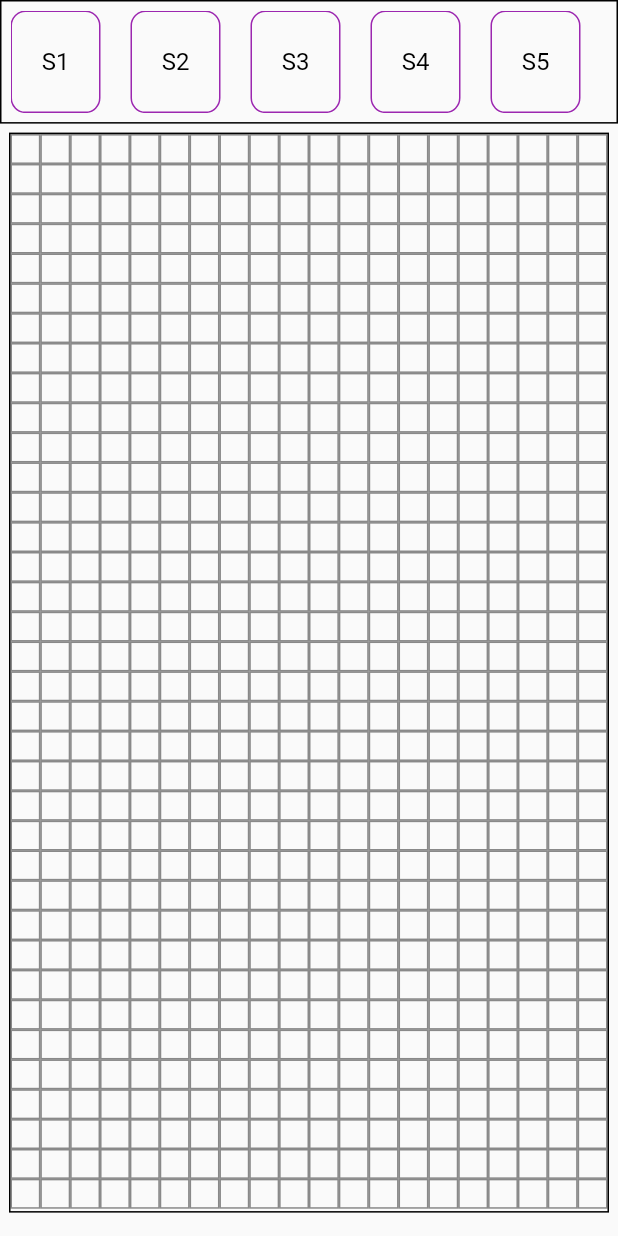
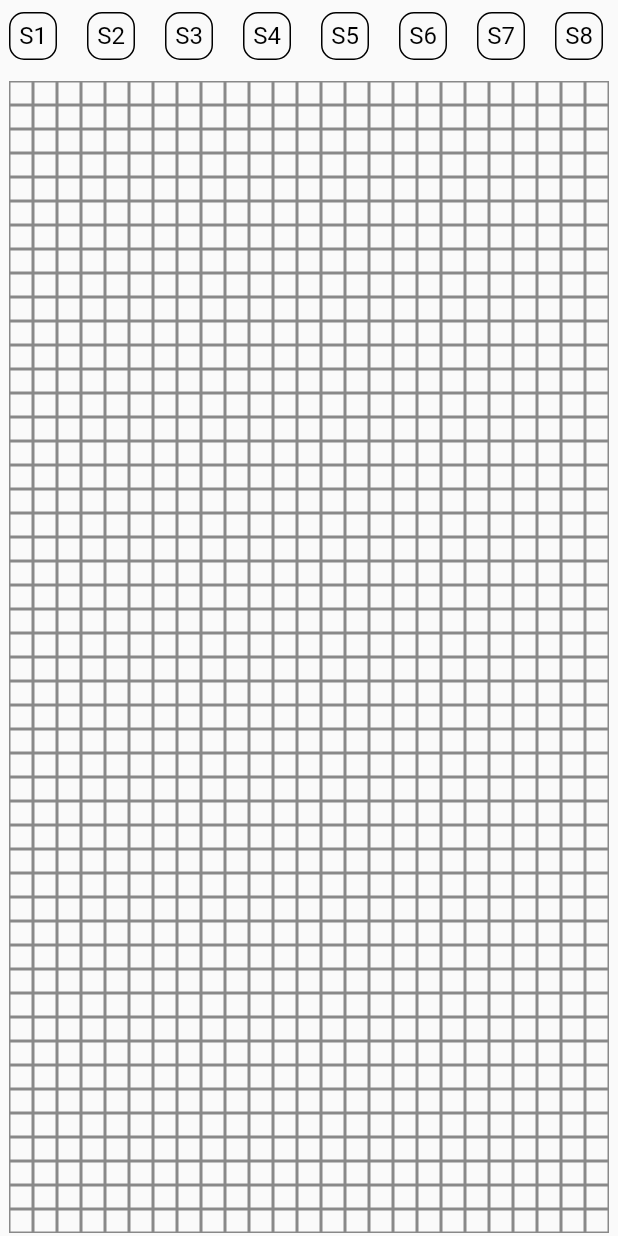
Before and after one commit to kushfintech-gaurishankar/drag_drop, a Flutter app: the screen it shows after launch, on a phone screen of 412 x 824 dp. Run offline on Flutter 3.47's test engine with Material 2 defaults, Android fonts, the phone set to English and light mode, and no system bars; our stand-ins replace equatable, flutter_bloc, hive, hive_flutter; accounts and stored records are empty.

Commit message:
alignment according to screen size

```diff
--- a/lib/GridViewDrag/cubit/drag_drop_cubit.dart
+++ b/lib/GridViewDrag/cubit/drag_drop_cubit.dart
@@ -1,10 +1,12 @@
+import 'dart:convert';
 import 'dart:math';
 
 import 'package:equatable/equatable.dart';
 import 'package:flutter/material.dart';
 import 'package:flutter_bloc/flutter_bloc.dart';
+import 'package:hive_flutter/hive_flutter.dart';
 
-import '../model/coordinates.dart';
+import '../model/coordinate_model.dart';
 import '../model/seat_model.dart';
 
 part 'drag_drop_state.dart';
@@ -25,37 +27,48 @@ class DragDropCubit extends Cubit<DragDropState> {
   ];
   List<SeatModel> seats = [];
 
-  final int gridGap = 20;
-  final double cHeight = 60;
-  final double cWidth = 60;
+  final int crossAxisCount = 25;
 
   late final double sHeight;
   late final double sWidth;
-  late final double sCHeight;
+  late final int gridGap;
+  late final double containerSize;
+  late final double seatTypeS;
   late final double pdAll;
   late final double pdBottom;
-  late final int gridLength;
+  late final double gridWidth;
+  late final Box gridBox;
+  late double gridHeight;
+  late int mainAxisCount;
 
   DragDropCubit(this.context) : super(DragDropInitial()) {
     sHeight = MediaQuery.of(context).size.height;
     sWidth = MediaQuery.of(context).size.width;
-    sCHeight = sHeight * .1;
 
-    pdAll = ((sWidth % gridGap) / 2).toDouble();
-    double cHeight = sHeight - sCHeight - pdAll;
-    pdBottom = cHeight % gridGap;
-    gridLength =
-        ((cHeight - pdBottom) ~/ gridGap * (sWidth - pdAll * 2) ~/ gridGap);
+    // Grid Spacing, Draggable Container size, Seat types container height
+    gridGap = (sWidth ~/ crossAxisCount);
+    containerSize = gridGap * 2;
+    seatTypeS = gridGap * 3;
+
+    // Padding for the container to have perfect grid alignment
+    pdAll = (sWidth % gridGap) / 2;
+    double gridHeightWithBottom = sHeight - seatTypeS - pdAll;
+    pdBottom = gridHeightWithBottom % gridGap;
+
+    // Grid Size
+    gridHeight = gridHeightWithBottom - pdBottom;
+    gridWidth = sWidth - pdAll * 2;
+    mainAxisCount = gridHeight ~/ gridGap;
   }
 
   DragDrop get _getState => DragDrop(
-        cHeight: cHeight,
-        cWidth: cWidth,
-        sCHeight: sCHeight,
+        crossAxisCount: crossAxisCount,
+        mainAxisCount: mainAxisCount,
         gridGap: gridGap,
+        containerSize: containerSize,
+        seatTypeS: seatTypeS,
         pdAll: pdAll,
         pdBottom: pdBottom,
-        gridLength: gridLength,
         seatTypes: seatTypes,
         seats: seats,
       );
@@ -64,26 +77,87 @@ class DragDropCubit extends Cubit<DragDropState> {
     emit(_getState);
   }
 
-  addWidget({required String name, required DraggableDetails details}) {
+  checkSeatExist() async {
+    // Saved widgets data
+    gridBox = await Hive.openBox("Grid");
+    String? seatsData = gridBox.get("seats");
+    String? dimensions = gridBox.get("dimensions");
+
+    if (seatsData != null) {
+      List<dynamic> list = jsonDecode(seatsData) as List;
+      seats = list.map((e) => SeatModel.fromJson(e)).toList();
+
+      // Previous Screen dimensions
+      Map<String, dynamic> gD = jsonDecode(dimensions!);
+      int prevGG = gD["gridGap"];
+      int prevMAC = gD["mainAxisCount"];
+
+      if (prevGG != gridGap || prevMAC != mainAxisCount) {
+        List<SeatModel> newSeats = seats.map((e) {
+          late double nDx;
+          late double nDy;
+
+          if (prevMAC > mainAxisCount) {
+            mainAxisCount = prevMAC;
+            gridHeight = (mainAxisCount * gridGap).toDouble();
+          }
+
+          nDx = (e.coordinate.dx / prevGG) * gridGap;
+          nDy = (e.coordinate.dy / prevGG) * gridGap;
+
+          return SeatModel(
+            name: e.name,
+            coordinate: CoordinateModel(
+              dx: nDx,
+              dy: nDy,
+            ),
+          );
+        }).toList();
+
+        seats = newSeats;
+      }
+    }
+
+    emit(_getState);
+
+    await gridBox.put(
+        "seats", jsonEncode(seats.map((e) => e.toJson()).toList()));
+
+    await gridBox.put(
+      "dimensions",
+      jsonEncode({
+        "gridGap": gridGap,
+        "mainAxisCount": mainAxisCount,
+      }),
+    );
+
+    // gridBox.clear();
+  }
+
+  addWidget({required String name, required DraggableDetails details}) async {
     // Checking if the dragged widget touches the grid area or not
-    if (details.offset.dy + cHeight < sCHeight + pdAll) return;
+    if (details.offset.dy + containerSize < seatTypeS + pdAll) return;
 
-    double newLeft = details.offset.dx - pdAll; // New x coordinate of the dragged Widget
-    double maxLeft = sWidth - cWidth - pdAll * 2; // The max x coordinate to which it can be moved
-    double left = max(0, min(maxLeft, newLeft)); // final x coordinate inside the grid view
+    double newLeft =
+        details.offset.dx - pdAll; // New x coordinate of the dragged Widget
+    double maxLeft = sWidth -
+        containerSize -
+        pdAll * 2; // The max x coordinate to which it can be moved
+    double left = max(
+        0, min(maxLeft, newLeft)); // final x coordinate inside the grid view
 
-    double newTop = details.offset.dy - sCHeight - pdAll;
-    double maxTop = sHeight - sCHeight - cHeight - pdAll - pdBottom;
+    double newTop = details.offset.dy - seatTypeS - pdAll;
+    double maxTop = sHeight - seatTypeS - containerSize - pdAll - pdBottom;
     double top = max(0, min(maxTop, newTop));
 
     // Checking if the dragged widget collides with other widgets inside the grid area or not
     for (int i = 0; i < seats.length; i++) {
       CoordinateModel cdn = seats[i].coordinate;
 
-      bool xExist = cdn.dx <= left && left < cdn.dx + cWidth ||
-          left <= cdn.dx && cdn.dx < left + cWidth;
-      bool yExist = cdn.dy <= top && top < cdn.dy + cHeight ||
-          top <= cdn.dy && cdn.dy < top + cHeight;
+      bool xExist = cdn.dx <= left && left < cdn.dx + containerSize ||
+          left <= cdn.dx && cdn.dx < left + containerSize;
+      bool yExist = cdn.dy <= top && top < cdn.dy + containerSize ||
+          top <= cdn.dy && cdn.dy < top + containerSize;
 
       if (xExist && yExist) return;
     }
@@ -91,6 +165,19 @@ class DragDropCubit extends Cubit<DragDropState> {
     // Alignment of widget along with the grid lines
     left = left - (left % gridGap);
     top = top - (top % gridGap);
+
+    if ((top + containerSize) ~/ gridGap == mainAxisCount) {
+      mainAxisCount++;
+      gridHeight = (mainAxisCount * gridGap).toDouble();
+
+      await gridBox.put(
+        "dimensions",
+        jsonEncode({
+          "gridGap": gridGap,
+          "mainAxisCount": mainAxisCount,
+        }),
+      );
+    }
 
     List<SeatModel> seatModels = seats.toList();
 
@@ -102,28 +189,34 @@ class DragDropCubit extends Cubit<DragDropState> {
     seats = seatModels;
 
     emit(_getState);
+
+    await gridBox.put(
+      "seats",
+      jsonEncode(seats.map((e) => e.toJson()).toList()),
+    );
   }
 
-  updatePosition({required int index, required DraggableDetails details}) {
+  updatePosition(
+      {required int index, required DraggableDetails details}) async {
     double prevLeft = seats[index].coordinate.dx;
     double newLeft = details.offset.dx - pdAll;
-    double maxLeft = sWidth - cWidth - pdAll * 2;
+    double maxLeft = sWidth - containerSize - pdAll * 2;
     double left = max(0, min(maxLeft, newLeft));
 
     double prevTop = seats[index].coordinate.dy;
-    double newTop = details.offset.dy - sCHeight - pdAll;
-    double maxTop = sHeight - sCHeight - cHeight - pdAll * 2;
+    double newTop = details.offset.dy - seatTypeS - pdAll;
+    double maxTop = gridHeight - containerSize;
     double top = max(0, min(maxTop, newTop));
 
     for (int i = 0; i < seats.length; i++) {
       CoordinateModel cdn = seats[i].coordinate;
 
-      // Note checking the
+      // Not checking with the same widget
       if (cdn.dx != prevLeft || cdn.dy != prevTop) {
-        bool xExist = cdn.dx <= left && left < cdn.dx + cWidth ||
-            left <= cdn.dx && cdn.dx < left + cWidth;
-        bool yExist = cdn.dy <= top && top < cdn.dy + cHeight ||
-            top <= cdn.dy && cdn.dy < top + cHeight;
+        bool xExist = cdn.dx <= left && left < cdn.dx + containerSize ||
+            left <= cdn.dx && cdn.dx < left + containerSize;
+        bool yExist = cdn.dy <= top && top < cdn.dy + containerSize ||
+            top <= cdn.dy && cdn.dy < top + containerSize;
 
         if (xExist && yExist) return;
       }
@@ -135,6 +228,19 @@ class DragDropCubit extends Cubit<DragDropState> {
     left = left - (leftDif % gridGap);
     top = top - (topDif % gridGap);
 
+    if ((top + containerSize) ~/ gridGap == mainAxisCount) {
+      mainAxisCount++;
+      gridHeight = (mainAxisCount * gridGap).toDouble();
+
+      await gridBox.put(
+        "dimensions",
+        jsonEncode({
+          "gridGap": gridGap,
+          "mainAxisCount": mainAxisCount,
+        }),
+      );
+    }
+
     List<SeatModel> seatModels = seats.toList();
 
     seatModels[index] = SeatModel(
@@ -145,5 +251,10 @@ class DragDropCubit extends Cubit<DragDropState> {
     seats = seatModels;
 
     emit(_getState);
+
+    await gridBox.put(
+      "seats",
+      jsonEncode(seats.map((e) => e.toJson()).toList()),
+    );
   }
 }
--- a/lib/GridViewDrag/cubit/drag_drop_state.dart
+++ b/lib/GridViewDrag/cubit/drag_drop_state.dart
@@ -10,24 +10,24 @@ abstract class DragDropState extends Equatable {
 class DragDropInitial extends DragDropState {}
 
 class DragDrop extends DragDropState {
-  final double cHeight;
-  final double cWidth;
-  final double sCHeight;
+  final int crossAxisCount;
+  final int mainAxisCount;
   final int gridGap;
+  final double containerSize;
+  final double seatTypeS;
   final double pdAll;
   final double pdBottom;
-  final int gridLength;
   final List<String> seatTypes;
   final List<SeatModel> seats;
 
   const DragDrop({
-    required this.cHeight,
-    required this.cWidth,
-    required this.sCHeight,
+    required this.crossAxisCount,
+    required this.mainAxisCount,
     required this.gridGap,
+    required this.containerSize,
+    required this.seatTypeS,
     required this.pdAll,
     required this.pdBottom,
-    required this.gridLength,
     required this.seatTypes,
     required this.seats,
   });
--- a/lib/GridViewDrag/home.dart
+++ b/lib/GridViewDrag/home.dart
@@ -11,13 +11,12 @@ class Home extends StatefulWidget {
 }
 
 class _HomeState extends State<Home> {
-  late double cHeight;
-  late double cWidth;
+  late double containerSize;
 
   Container container(String name) {
     return Container(
-      height: cHeight,
-      width: cWidth,
+      height: containerSize,
+      width: containerSize,
       decoration: BoxDecoration(
         borderRadius: BorderRadius.circular(10),
         border: Border.all(color: Colors.black),
@@ -35,13 +34,14 @@ class _HomeState extends State<Home> {
     );
   }
 
-  Container containerSmall(Color color, int index) {
+  Container containerSmall(int index) {
     return Container(
-      width: cWidth,
+      width: containerSize,
+      height: containerSize,
       margin: const EdgeInsets.only(right: 20),
       decoration: BoxDecoration(
         borderRadius: BorderRadius.circular(10),
-        border: Border.all(color: color),
+        border: Border.all(color: Colors.black),
       ),
       child: Center(
         child: Text(
@@ -58,22 +58,24 @@ class _HomeState extends State<Home> {
 
   @override
   Widget build(BuildContext context) {
-    double sHeight = MediaQuery.of(context).size.height;
     double sWidth = MediaQuery.of(context).size.width;
 
     return BlocProvider(
-      create: (builder) => DragDropCubit(context)..widgetAlignment(),
+      create: (builder) => DragDropCubit(context)
+        ..widgetAlignment()
+        ..checkSeatExist(),
       child: Scaffold(
         body: BlocBuilder<DragDropCubit, DragDropState>(
           builder: (context, state) {
             if (state is DragDrop) {
-              cHeight = state.cHeight;
-              cWidth = state.cWidth;
-              double sCHeight = state.sCHeight;
-              int gridGap = state.gridGap;
+              containerSize = state.containerSize;
+              double seatTypeS = state.seatTypeS;
+              int crossAxisCount = state.crossAxisCount;
+              int gridLength = crossAxisCount * state.mainAxisCount;
+              double gridHeight =
+                  (state.gridGap * state.mainAxisCount).toDouble();
               double pdAll = state.pdAll;
               double pdBottom = state.pdBottom;
-              int gridLength = state.gridLength;
               List<String> seatTypes = state.seatTypes;
               List<SeatModel> seats = state.seats;
 
@@ -81,13 +83,8 @@ class _HomeState extends State<Home> {
                 children: [
                   Container(
                     padding: EdgeInsets.all(pdAll),
-                    height: sCHeight,
+                    height: seatTypeS,
                     width: double.maxFinite,
-                    decoration: BoxDecoration(
-                      border: Border.all(
-                        color: Colors.black,
-                      ),
-                    ),
                     child: SingleChildScrollView(
                       scrollDirection: Axis.horizontal,
                       child: Row(
@@ -97,11 +94,12 @@ class _HomeState extends State<Home> {
                             onDragEnd: (DraggableDetails details) =>
                                 BlocProvider.of<DragDropCubit>(context)
                                   ..addWidget(
-                                      name: seatTypes[index], details: details),
-                            childWhenDragging:
-                                containerSmall(Colors.purpleAccent, index),
-                            feedback: containerSmall(Colors.purple, index),
-                            child: containerSmall(Colors.purple, index),
+                                    name: seatTypes[index],
+                                    details: details,
+                                  ),
+                            childWhenDragging: containerSmall(index),
+                            feedback: containerSmall(index),
+                            child: containerSmall(index),
                           );
                         }),
                       ),
@@ -109,21 +107,21 @@ class _HomeState extends State<Home> {
                   ),
                   Container(
                     margin: EdgeInsets.only(
-                      top: sCHeight + pdAll,
+                      top: seatTypeS + pdAll,
                       left: pdAll,
                       right: pdAll,
                       bottom: pdBottom,
                     ),
                     width: sWidth,
-                    decoration: BoxDecoration(
-                      border: Border.all(
-                        color: Colors.black,
-                      ),
-                    ),
+                    child: SingleChildScrollView(
+                      child: SizedBox(
+                        height: gridHeight,
                         child: Stack(
                           children: [
                             GridView.count(
-                          crossAxisCount: sWidth ~/ gridGap,
+                              physics: const NeverScrollableScrollPhysics(),
+                              shrinkWrap: true,
+                              crossAxisCount: crossAxisCount,
                               children: List.generate(gridLength, (index) {
                                 return Container(
                                   decoration: BoxDecoration(
@@ -147,7 +145,8 @@ class _HomeState extends State<Home> {
                                         BlocProvider.of<DragDropCubit>(context)
                                           ..updatePosition(
                                               index: index, details: details),
-                                childWhenDragging: container(seats[index].name),
+                                    childWhenDragging:
+                                        container(seats[index].name),
                                     feedback: container(seats[index].name),
                                     child: container(seats[index].name),
                                   ),
@@ -155,6 +154,8 @@ class _HomeState extends State<Home> {
                               })),
                             ),
                           ],
+                        ),
+                      ),
                     ),
                   ),
                 ],
--- /dev/null
+++ b/lib/GridViewDrag/model/coordinate_model.dart
@@ -0,0 +1,33 @@
+import 'package:equatable/equatable.dart';
+import 'package:json_annotation/json_annotation.dart';
+
+
+@JsonSerializable()
+class CoordinateModel extends Equatable {
+  final double dx;
+  final double dy;
+
+  const CoordinateModel({
+    required this.dx,
+    required this.dy,
+  });
+
+  factory CoordinateModel.fromJson(Map<String, dynamic> json) =>
+      CoordinateModel(
+        dx: json["dx"] as double,
+        dy: json["dy"] as double,
+      );
+
+  Map<String, dynamic> toJson() => {
+        "dx": dx,
+        "dy": dy,
+      };
+
+  @override
+  List<Object?> get props => [dx, dy];
+
+  @override
+  String toString() {
+    return "CoordinateModel($dx, $dy)";
+  }
+}
--- a/lib/GridViewDrag/model/coordinates.dart
+++ /dev/null
@@ -1,19 +0,0 @@
-import 'package:equatable/equatable.dart';
-
-class CoordinateModel extends Equatable {
-  final double dx;
-  final double dy;
-
- const CoordinateModel({
-    required this.dx,
-    required this.dy,
-  });
-
-  @override
-  List<Object?> get props => [dx, dy];
-
-  @override
-  String toString() {
-    return "{$dx, $dy}";
-  }
-}
--- a/lib/GridViewDrag/model/seat_model.dart
+++ b/lib/GridViewDrag/model/seat_model.dart
@@ -1,6 +1,9 @@
-import 'package:drag_drop/GridViewDrag/model/coordinates.dart';
+import 'package:drag_drop/GridViewDrag/model/coordinate_model.dart';
 import 'package:equatable/equatable.dart';
+import 'package:json_annotation/json_annotation.dart';
 
+
+@JsonSerializable(explicitToJson: true)
 class SeatModel extends Equatable {
   final String name;
   final CoordinateModel coordinate;
@@ -10,11 +13,22 @@ class SeatModel extends Equatable {
     required this.coordinate,
   });
 
+  factory SeatModel.fromJson(Map<String, dynamic> json) => SeatModel(
+        name: json["name"] as String,
+        coordinate: CoordinateModel.fromJson(
+            json["coordinate"] as Map<String, dynamic>),
+      );
+
+  Map<String, dynamic> toJson() => {
+        "name": name,
+        "coordinate": coordinate.toJson(),
+      };
+
   @override
   List<Object?> get props => [name, coordinate];
 
   @override
   String toString() {
-    return "{name: $name, coordinate: ${coordinate.toString()}}";
+    return "SeatModel(name: $name, coordinate: ${coordinate.toString()})";
   }
 }
--- a/pubspec.yaml
+++ b/pubspec.yaml
@@ -41,6 +41,8 @@ dependencies:
   flutter_local_notifications: ^14.1.1
   flutter_bloc: ^8.1.3
   equatable: ^2.0.5
+  json_serializable: ^6.6.2
+  json_annotation: ^4.8.1
 
 dev_dependencies:
   flutter_test:
```
Also changed, not shown: pubspec.lock. Lines whose indentation alone changed are shown as unchanged.
